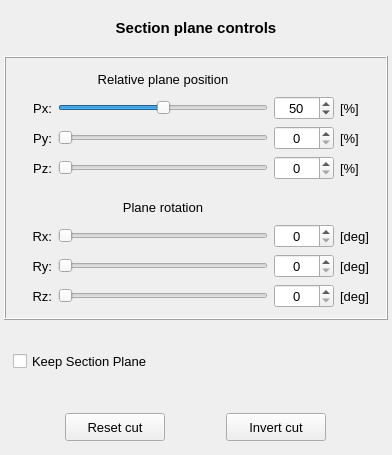
Qt form pulse/interface/data/ui_files/render/section_plane_inputs.ui (open-pulse/OpenPulse) before a commit.
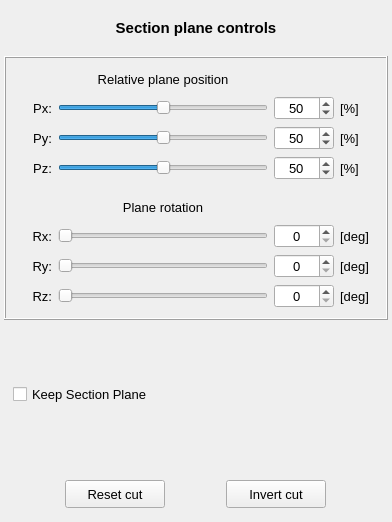
The same form after that commit.

Commit message: put all slider controls on center

What changed in the file:
```diff
--- a/pulse/interface/data/ui_files/render/section_plane_inputs.ui
+++ b/pulse/interface/data/ui_files/render/section_plane_inputs.ui
@@ -7,7 +7,7 @@
     <x>0</x>
     <y>0</y>
     <width>392</width>
-    <height>455</height>
+    <height>522</height>
    </rect>
   </property>
   <property name="windowTitle">
@@ -156,6 +156,9 @@
            <property name="maximum">
             <number>100</number>
            </property>
+           <property name="value">
+            <number>50</number>
+           </property>
           </widget>
          </item>
          <item row="1" column="3">
@@ -214,6 +217,9 @@
            <property name="maximum">
             <number>100</number>
            </property>
+           <property name="value">
+            <number>50</number>
+           </property>
            <property name="orientation">
             <enum>Qt::Horizontal</enum>
            </property>
@@ -257,6 +263,9 @@
            <property name="maximum">
             <number>100</number>
            </property>
+           <property name="value">
+            <number>50</number>
+           </property>
           </widget>
          </item>
          <item row="0" column="1">
@@ -291,6 +300,9 @@
            <property name="maximum">
             <number>100</number>
            </property>
+           <property name="value">
+            <number>50</number>
+           </property>
            <property name="orientation">
             <enum>Qt::Horizontal</enum>
            </property>
```
